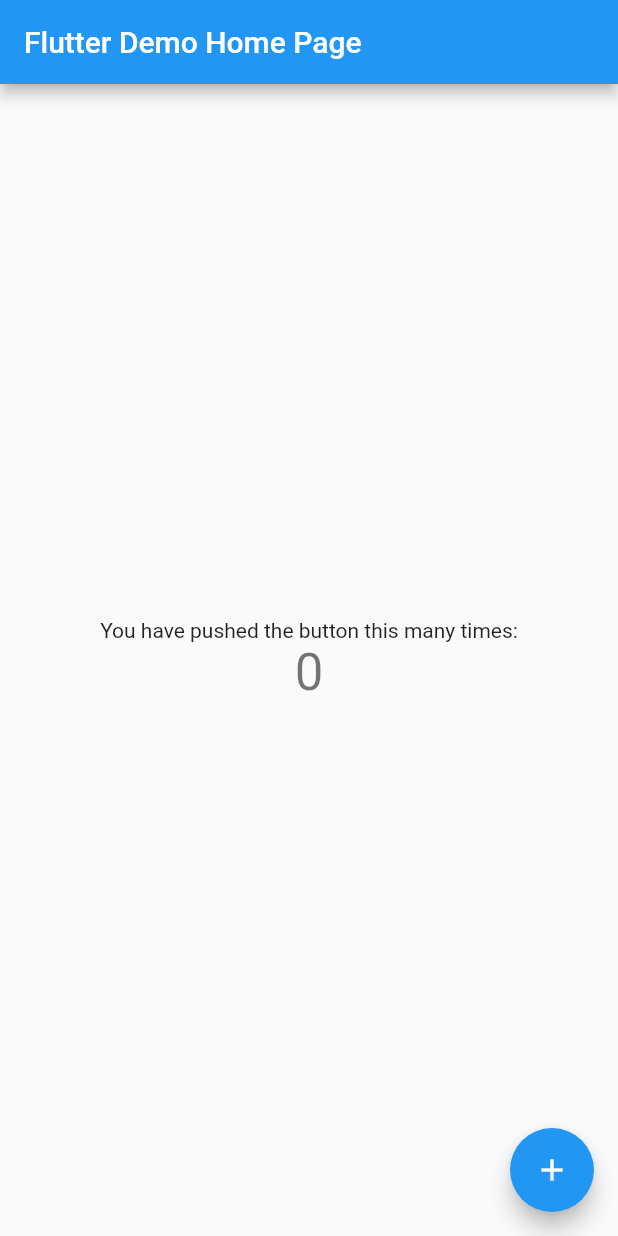
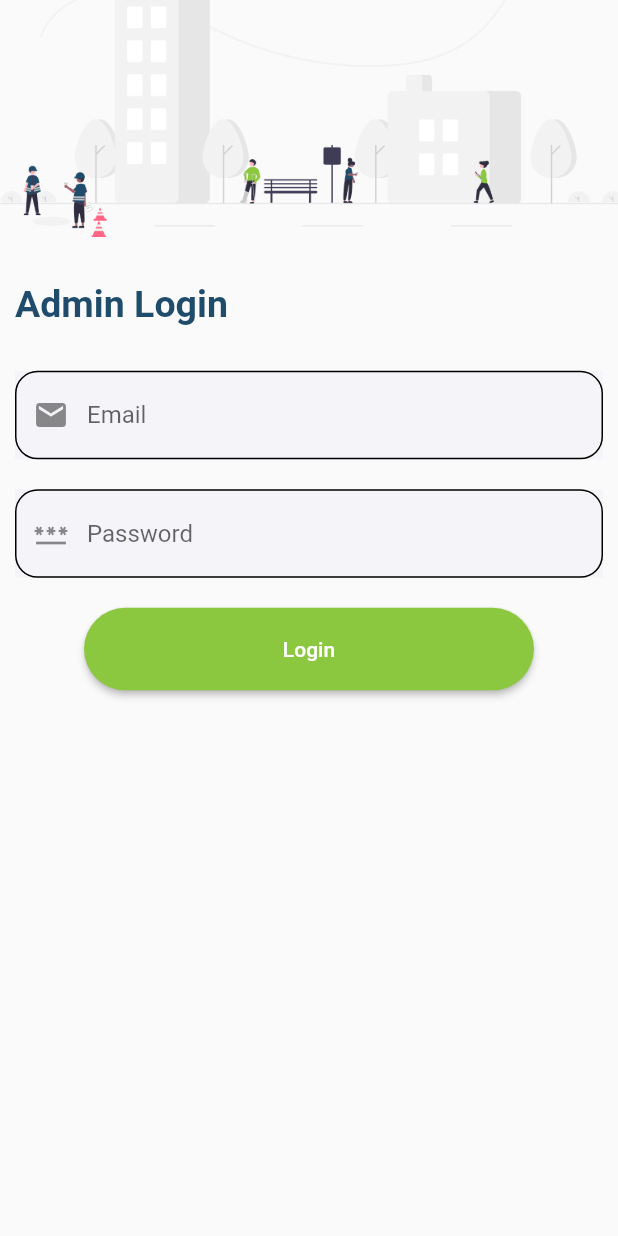
Before and after one commit to fwdAndroid/yasudha_property_admin, a Flutter app: the screen it shows after launch, on a phone screen of 412 x 824 dp. Run offline on Flutter 3.47's test engine with Material 2 defaults, Android fonts, the phone set to English and light mode, and no system bars.

Commit message:
Login Screen UI

```diff
--- /dev/null
+++ b/lib/auth/login_screen.dart
@@ -0,0 +1,83 @@
+import 'package:flutter/material.dart';
+import 'package:flutter/src/widgets/framework.dart';
+import 'package:flutter/src/widgets/placeholder.dart';
+import 'package:yasudha_property_admin/main/main_screen.dart';
+
+class LoginScreen extends StatefulWidget {
+  const LoginScreen({super.key});
+
+  @override
+  State<LoginScreen> createState() => _LoginScreenState();
+}
+
+class _LoginScreenState extends State<LoginScreen> {
+  @override
+  Widget build(BuildContext context) {
+    return Scaffold(
+      body: Column(
+        crossAxisAlignment: CrossAxisAlignment.start,
+        children: [
+          Image.asset("assets/splash.png"),
+          Container(
+            margin: EdgeInsets.only(top: 30, left: 10),
+            child: Text(
+              "Admin Login",
+              style: TextStyle(
+                  color: Color(
+                    0xff1F4C6B,
+                  ),
+                  fontSize: 25,
+                  fontWeight: FontWeight.bold),
+            ),
+          ),
+          Container(
+              color: Color(0xffF5F4F8),
+              margin: EdgeInsets.only(left: 10, right: 10, top: 30),
+              child: TextFormField(
+                decoration: InputDecoration(
+                    disabledBorder: OutlineInputBorder(
+                        borderRadius: BorderRadius.circular(15)),
+                    enabledBorder: OutlineInputBorder(
+                        borderRadius: BorderRadius.circular(15)),
+                    border: InputBorder.none,
+                    filled: true,
+                    fillColor: Color(0xffF5F4F8),
+                    hintText: 'Email',
+                    prefixIcon: Icon(Icons.email)),
+              )),
+          Container(
+              color: Color(0xffF5F4F8),
+              margin: EdgeInsets.only(left: 10, right: 10, top: 20),
+              child: TextFormField(
+                decoration: InputDecoration(
+                    disabledBorder: OutlineInputBorder(
+                        borderRadius: BorderRadius.circular(15)),
+                    enabledBorder: OutlineInputBorder(
+                        borderRadius: BorderRadius.circular(15)),
+                    border: InputBorder.none,
+                    filled: true,
+                    fillColor: Color(0xffF5F4F8),
+                    hintText: 'Password',
+                    prefixIcon: Icon(Icons.password)),
+              )),
+          Center(
+            child: Container(
+              margin: EdgeInsets.only(left: 10, right: 10, top: 20),
+              child: ElevatedButton(
+                onPressed: () {
+                  Navigator.push(context,
+                      MaterialPageRoute(builder: (builder) => MainScreen()));
+                },
+                child: Text("Login"),
+                style: ElevatedButton.styleFrom(
+                    shape: StadiumBorder(),
+                    backgroundColor: Color(0xff8BC83F),
+                    fixedSize: Size(300, 55)),
+              ),
+            ),
+          )
+        ],
+      ),
+    );
+  }
+}
--- a/lib/main.dart
+++ b/lib/main.dart
@@ -1,4 +1,5 @@
 import 'package:flutter/material.dart';
+import 'package:yasudha_property_admin/auth/login_screen.dart';
 
 void main() {
   runApp(const MyApp());
@@ -24,7 +25,7 @@
         // is not restarted.
         primarySwatch: Colors.blue,
       ),
-      home: const MyHomePage(title: 'Flutter Demo Home Page'),
+      home: LoginScreen(),
     );
   }
 }
--- /dev/null
+++ b/lib/main/main_screen.dart
@@ -0,0 +1,16 @@
+import 'package:flutter/src/widgets/framework.dart';
+import 'package:flutter/src/widgets/placeholder.dart';
+
+class MainScreen extends StatefulWidget {
+  const MainScreen({super.key});
+
+  @override
+  State<MainScreen> createState() => _MainScreenState();
+}
+
+class _MainScreenState extends State<MainScreen> {
+  @override
+  Widget build(BuildContext context) {
+    return const Placeholder();
+  }
+}
--- a/pubspec.yaml
+++ b/pubspec.yaml
@@ -59,10 +59,8 @@
   uses-material-design: true
 
   # To add assets to your application, add an assets section, like this:
-  # assets:
-  #   - images/a_dot_burr.jpeg
-  #   - images/a_dot_ham.jpeg
-
+  assets:
+    - assets/
   # An image asset can refer to one or more resolution-specific "variants", see
   # https://flutter.dev/assets-and-images/#resolution-aware
 
```
Also changed, not shown: assets/splash.png (added).
